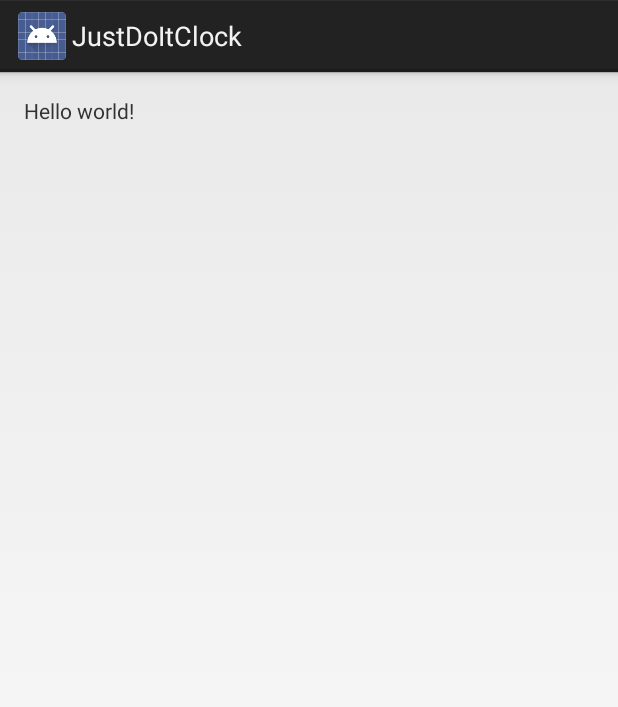
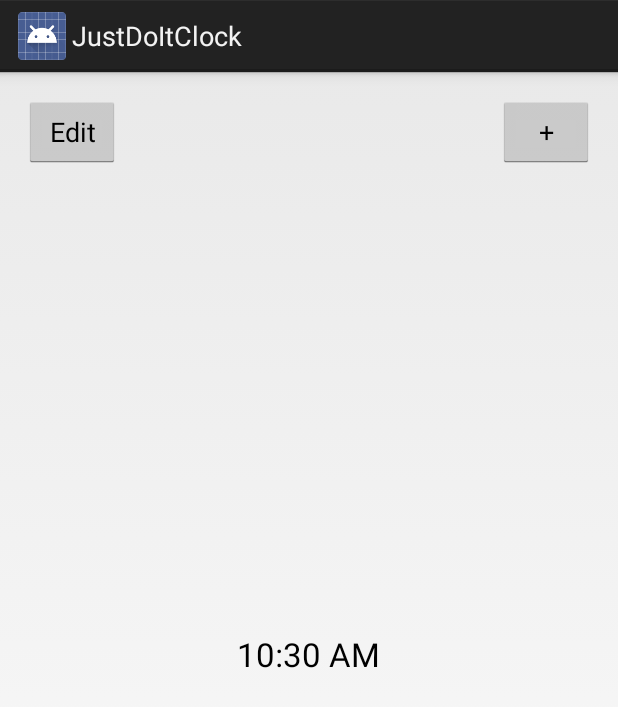
Before and after one commit to SamIAmHarris/JustDoItClock, an Android app: the layout clock_fragment.xml on its own in the app's theme, with its tools: preview values and no code run, on a phone screen of 412 x 824 dp. Shown: the top 707 px of the screen. Run offline under Robolectric (Android 15) with nearby library versions, the phone set to English and light mode, and no system bars.

Commit message:
.gitignore file added
Edit and Add buttons work on Clock Frag

```diff
--- a/App/src/main/res/layout/clock_fragment.xml
+++ b/App/src/main/res/layout/clock_fragment.xml
@@ -5,12 +5,37 @@
     android:paddingLeft="@dimen/activity_horizontal_margin"
     android:paddingRight="@dimen/activity_horizontal_margin"
     android:paddingTop="@dimen/activity_vertical_margin"
-    android:paddingBottom="@dimen/activity_vertical_margin"
-    tools:context="com.samiamharris.justdoitclock.ClockActivity$PlaceholderFragment">
+    android:paddingBottom="@dimen/activity_vertical_margin">
 
-    <TextView
-        android:text="@string/hello_world"
-        android:layout_width="wrap_content"
-        android:layout_height="wrap_content" />
+
+        <TextClock
+            android:layout_width="wrap_content"
+            android:layout_height="wrap_content"
+            android:layout_centerInParent="true"
+            android:textAppearance="?android:attr/textAppearanceLarge" />
+
+        <ListView
+            android:layout_width="wrap_content"
+            android:layout_height="wrap_content"
+            android:layout_alignParentBottom="true">
+
+        </ListView>
+
+        <Button
+            android:layout_width="wrap_content"
+            android:layout_height="wrap_content"
+            android:text="+"
+            android:layout_alignParentRight="true"
+            android:layout_alignParentTop="true"
+            android:id="@+id/add_button"/>
+
+        <Button
+            android:layout_width="wrap_content"
+            android:layout_height="wrap_content"
+            android:text="Edit"
+            android:layout_alignParentTop="true"
+            android:layout_alignParentLeft="true"
+            android:id="@+id/edit_button"/>
+
 
 </RelativeLayout>
```
Also changed, not shown: App/src/main/java/com/samiamharris/justdoitclock/ClockActivity.java (+38 -15 lines), 2 other files.
